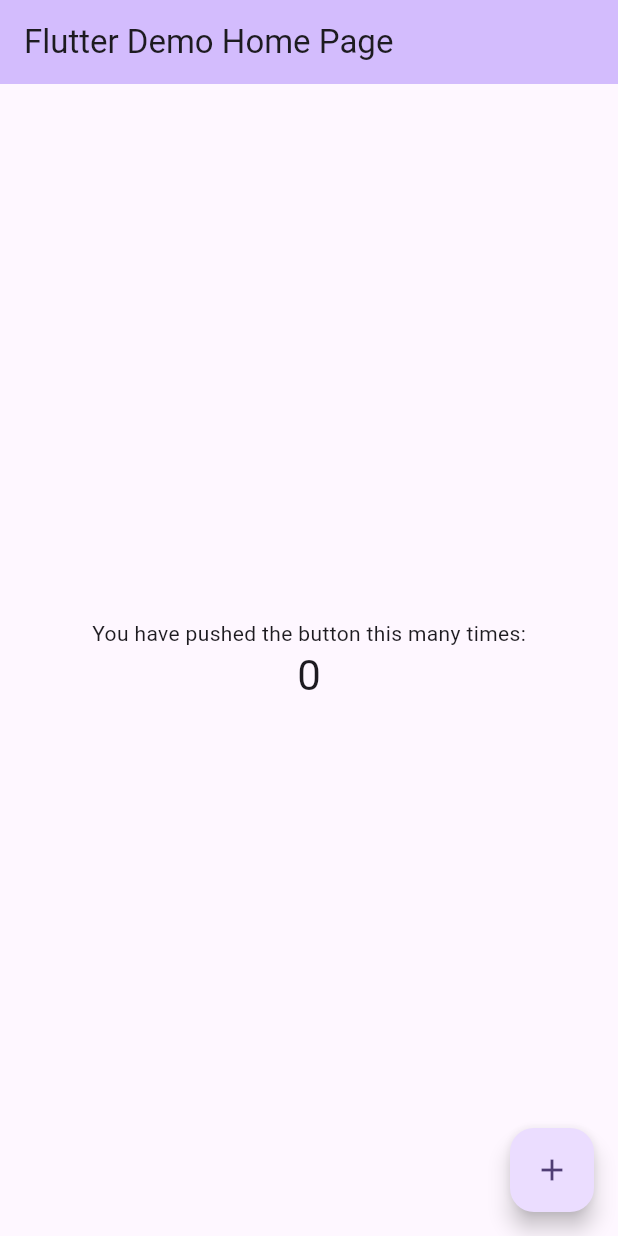
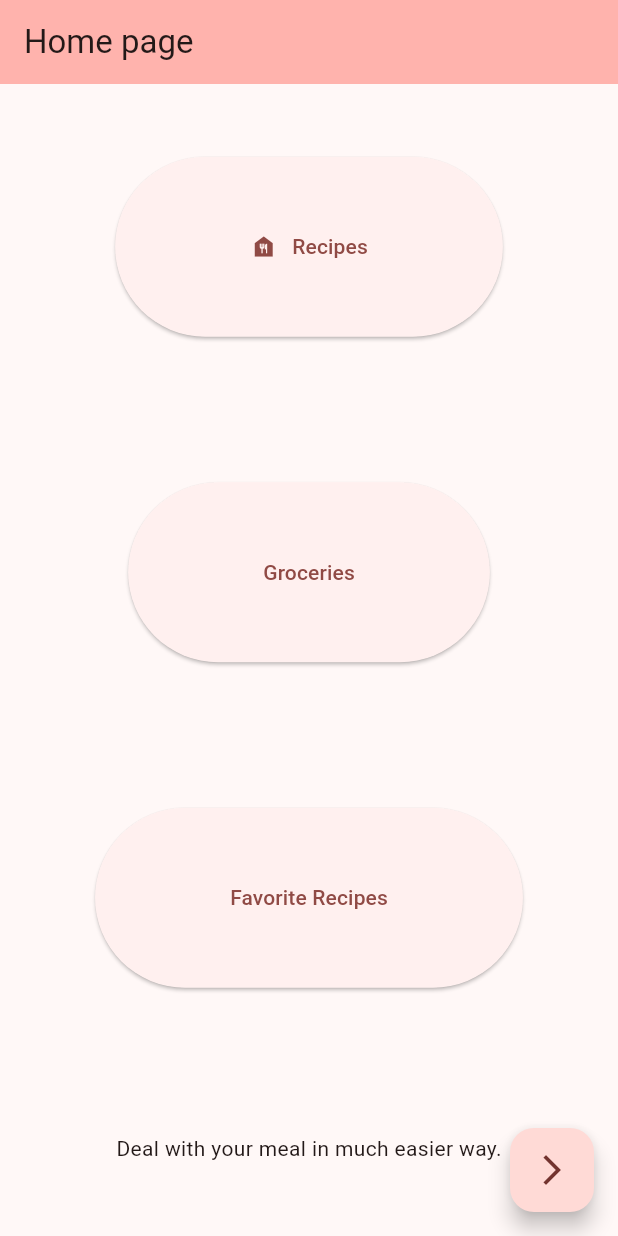
Before and after one commit to rayh4an/Project1MAD, a Flutter app: the screen it shows after launch, on a phone screen of 412 x 824 dp. Run offline on Flutter 3.47's test engine with Material 3 defaults, Android fonts, the phone set to English and light mode, and no system bars.

Commit message:
Buttons on homepage

```diff
--- a/project1mad/lib/main.dart
+++ b/project1mad/lib/main.dart
@@ -7,45 +7,22 @@
 class MyApp extends StatelessWidget {
   const MyApp({super.key});
 
-  // This widget is the root of your application.
   @override
   Widget build(BuildContext context) {
     return MaterialApp(
-      title: 'Flutter Demo',
+      title: 'Meal Prep',
       theme: ThemeData(
-        // This is the theme of your application.
-        //
-        // TRY THIS: Try running your application with "flutter run". You'll see
-        // the application has a purple toolbar. Then, without quitting the app,
-        // try changing the seedColor in the colorScheme below to Colors.green
-        // and then invoke "hot reload" (save your changes or press the "hot
-        // reload" button in a Flutter-supported IDE, or press "r" if you used
-        // the command line to start the app).
-        //
-        // Notice that the counter didn't reset back to zero; the application
-        // state is not lost during the reload. To reset the state, use hot
-        // restart instead.
-        //
-        // This works for code too, not just values: Most code changes can be
-        // tested with just a hot reload.
-        colorScheme: ColorScheme.fromSeed(seedColor: Colors.deepPurple),
+        colorScheme: ColorScheme.fromSeed(
+          seedColor: const Color.fromARGB(255, 213, 53, 53),
+        ),
       ),
-      home: const MyHomePage(title: 'Flutter Demo Home Page'),
+      home: const MyHomePage(title: 'Home page'),
     );
   }
 }
 
 class MyHomePage extends StatefulWidget {
   const MyHomePage({super.key, required this.title});
-
-  // This widget is the home page of your application. It is stateful, meaning
-  // that it has a State object (defined below) that contains fields that affect
-  // how it looks.
-
-  // This class is the configuration for the state. It holds the values (in this
-  // case the title) provided by the parent (in this case the App widget) and
-  // used by the build method of the State. Fields in a Widget subclass are
-  // always marked "final".
 
   final String title;
 
@@ -58,65 +35,67 @@
 
   void _incrementCounter() {
     setState(() {
-      // This call to setState tells the Flutter framework that something has
-      // changed in this State, which causes it to rerun the build method below
-      // so that the display can reflect the updated values. If we changed
-      // _counter without calling setState(), then the build method would not be
-      // called again, and so nothing would appear to happen.
       _counter++;
     });
   }
 
   @override
   Widget build(BuildContext context) {
-    // This method is rerun every time setState is called, for instance as done
-    // by the _incrementCounter method above.
-    //
-    // The Flutter framework has been optimized to make rerunning build methods
-    // fast, so that you can just rebuild anything that needs updating rather
-    // than having to individually change instances of widgets.
     return Scaffold(
       appBar: AppBar(
-        // TRY THIS: Try changing the color here to a specific color (to
-        // Colors.amber, perhaps?) and trigger a hot reload to see the AppBar
-        // change color while the other colors stay the same.
         backgroundColor: Theme.of(context).colorScheme.inversePrimary,
-        // Here we take the value from the MyHomePage object that was created by
-        // the App.build method, and use it to set our appbar title.
         title: Text(widget.title),
       ),
       body: Center(
-        // Center is a layout widget. It takes a single child and positions it
-        // in the middle of the parent.
         child: Column(
-          // Column is also a layout widget. It takes a list of children and
-          // arranges them vertically. By default, it sizes itself to fit its
-          // children horizontally, and tries to be as tall as its parent.
-          //
-          // Column has various properties to control how it sizes itself and
-          // how it positions its children. Here we use mainAxisAlignment to
-          // center the children vertically; the main axis here is the vertical
-          // axis because Columns are vertical (the cross axis would be
-          // horizontal).
-          //
-          // TRY THIS: Invoke "debug painting" (choose the "Toggle Debug Paint"
-          // action in the IDE, or press "p" in the console), to see the
-          // wireframe for each widget.
-          mainAxisAlignment: MainAxisAlignment.center,
+          mainAxisAlignment: MainAxisAlignment.spaceAround,
           children: <Widget>[
-            const Text('You have pushed the button this many times:'),
-            Text(
-              '$_counter',
-              style: Theme.of(context).textTheme.headlineMedium,
+            ElevatedButton(
+              onPressed: () {},
+              style: ElevatedButton.styleFrom(
+                padding: const EdgeInsets.symmetric(
+                  horizontal: 90,
+                  vertical: 50,
+                ),
+              ),
+              child: Row(
+                mainAxisSize: MainAxisSize.min,
+                children: const [
+                  Icon(Icons.food_bank),
+                  SizedBox(width: 10),
+                  Text('Recipes'),
+                ],
+              ),
             ),
+            ElevatedButton(
+              onPressed: () {},
+              style: ElevatedButton.styleFrom(
+                padding: const EdgeInsets.symmetric(
+                  horizontal: 90,
+                  vertical: 50,
+                ),
+              ),
+              child: const Text('Groceries'),
+            ),
+            ElevatedButton(
+              onPressed: () {},
+              style: ElevatedButton.styleFrom(
+                padding: const EdgeInsets.symmetric(
+                  horizontal: 90,
+                  vertical: 50,
+                ),
+              ),
+              child: const Text('Favorite Recipes'),
+            ),
+            const Text('Deal with your meal in much easier way.'),
           ],
         ),
       ),
       floatingActionButton: FloatingActionButton(
         onPressed: _incrementCounter,
         tooltip: 'Increment',
-        child: const Icon(Icons.add),
-      ), // This trailing comma makes auto-formatting nicer for build methods.
+        child: const Icon(Icons.arrow_forward_ios_outlined),
+      ),
     );
   }
 }
```
